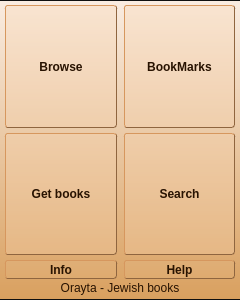
MosheWagner/Orayta-QT, file trunk/Mobile/mobileapp.ui: the form before one commit.
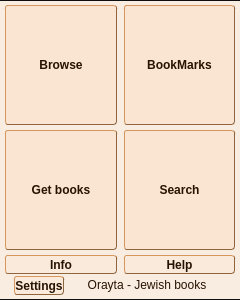
The form after the commit. The open tabs and pages were chosen to show the change. Icons and pictures are not drawn. Custom widgets are drawn as their Qt base class.

```diff
--- a/trunk/Mobile/mobileapp.ui
+++ b/trunk/Mobile/mobileapp.ui
@@ -183,7 +183,8 @@
 	background-color: none;
 }
 QWidget#mainpage{
-	background: qlineargradient(spread:pad, x1:0, y1:0, x2:0, y2:1, stop:0  rgb(249, 236, 225), stop:1 rgb(217, 160, 95));
+	background-color: rgb(249, 236, 225);
+	/*background: qlineargradient(spread:pad, x1:0, y1:0, x2:0, y2:1, stop:0  rgb(249, 236, 225), stop:1 rgb(217, 160, 95));*/
 }
 QDialog{ border: 1px 0px ; border-color: rgb(15, 15, 15); border-style: solid}
 
@@ -205,6 +206,12 @@
 	min-height: 1.1em;
 	/*color: #E67A17;*/
 }
+QToolButton:pressed, QPushButton:pressed, QPushButton:checked {
+	border-style: inset;
+     background-color: qlineargradient(x1: 0, y1: 0, x2: 0, y2: 1,
+                                       stop: 0 #dadbde, stop: 1 #f6f7fa);
+ }
+
 #mainpage QToolButton{background-color:  rgba(249, 211, 176, 30%);}
 
 QComboBox, QLineEdit, QSpinBox, QTabWidget, QGroupBox, QTreeWidget, QTextBrowser{
@@ -549,7 +556,7 @@
        <item>
         <layout class="QGridLayout" name="gridLayout" rowstretch="0,0,0,0,0,0">
          <property name="sizeConstraint">
-          <enum>QLayout::SetMinimumSize</enum>
+          <enum>QLayout::SetMaximumSize</enum>
          </property>
          <property name="leftMargin">
           <number>1</number>
@@ -566,6 +573,137 @@
          <property name="spacing">
           <number>5</number>
          </property>
+         <item row="4" column="2">
+          <layout class="QVBoxLayout" name="verticalLayout_30">
+           <property name="spacing">
+            <number>0</number>
+           </property>
+           <property name="sizeConstraint">
+            <enum>QLayout::SetMinimumSize</enum>
+           </property>
+           <item>
+            <widget class="QToolButton" name="searchBTN">
+             <property name="sizePolicy">
+              <sizepolicy hsizetype="Fixed" vsizetype="MinimumExpanding">
+               <horstretch>0</horstretch>
+               <verstretch>0</verstretch>
+              </sizepolicy>
+             </property>
+             <property name="minimumSize">
+              <size>
+               <width>110</width>
+               <height>19</height>
+              </size>
+             </property>
+             <property name="maximumSize">
+              <size>
+               <width>1000</width>
+               <height>16777215</height>
+              </size>
+             </property>
+             <property name="baseSize">
+              <size>
+               <width>110</width>
+               <height>90</height>
+              </size>
+             </property>
+             <property name="font">
+              <font>
+               <weight>75</weight>
+               <italic>false</italic>
+               <bold>true</bold>
+              </font>
+             </property>
+             <property name="autoFillBackground">
+              <bool>false</bool>
+             </property>
+             <property name="text">
+              <string>Search</string>
+             </property>
+             <property name="icon">
+              <iconset resource="mobile.qrc">
+               <normaloff>:/flat-icons/search.png</normaloff>:/flat-icons/search.png</iconset>
+             </property>
+             <property name="iconSize">
+              <size>
+               <width>80</width>
+               <height>80</height>
+              </size>
+             </property>
+             <property name="toolButtonStyle">
+              <enum>Qt::ToolButtonTextUnderIcon</enum>
+             </property>
+            </widget>
+           </item>
+          </layout>
+         </item>
+         <item row="1" column="2">
+          <layout class="QVBoxLayout" name="verticalLayout_34">
+           <property name="spacing">
+            <number>0</number>
+           </property>
+           <property name="sizeConstraint">
+            <enum>QLayout::SetMinimumSize</enum>
+           </property>
+           <item>
+            <widget class="QToolButton" name="bookMarksBTN">
+             <property name="sizePolicy">
+              <sizepolicy hsizetype="Fixed" vsizetype="MinimumExpanding">
+               <horstretch>0</horstretch>
+               <verstretch>0</verstretch>
+              </sizepolicy>
+             </property>
+             <property name="minimumSize">
+              <size>
+               <width>110</width>
+               <height>19</height>
+              </size>
+             </property>
+             <property name="maximumSize">
+              <size>
+               <width>1000</width>
+               <height>16777215</height>
+              </size>
+             </property>
+             <property name="baseSize">
+              <size>
+               <width>110</width>
+               <height>90</height>
+              </size>
+             </property>
+             <property name="font">
+              <font>
+               <weight>75</weight>
+               <italic>false</italic>
+               <bold>true</bold>
+              </font>
+             </property>
+             <property name="layoutDirection">
+              <enum>Qt::LeftToRight</enum>
+             </property>
+             <property name="autoFillBackground">
+              <bool>false</bool>
+             </property>
+             <property name="text">
+              <string>BookMarks</string>
+             </property>
+             <property name="icon">
+              <iconset resource="mobile.qrc">
+               <normaloff>:/flat-icons/bookmark.png</normaloff>:/flat-icons/bookmark.png</iconset>
+             </property>
+             <property name="iconSize">
+              <size>
+               <width>80</width>
+               <height>80</height>
+              </size>
+             </property>
+             <property name="toolButtonStyle">
+              <enum>Qt::ToolButtonTextUnderIcon</enum>
+             </property>
+            </widget>
+           </item>
+          </layout>
+         </item>
          <item row="1" column="0">
           <layout class="QVBoxLayout" name="verticalLayout_33">
            <property name="spacing">
@@ -623,138 +761,7 @@
              <property name="iconSize">
               <size>
                <width>100</width>
-               <height>100</height>
-              </size>
-             </property>
-             <property name="toolButtonStyle">
-              <enum>Qt::ToolButtonTextUnderIcon</enum>
-             </property>
-            </widget>
-           </item>
-          </layout>
-         </item>
-         <item row="1" column="1">
-          <layout class="QVBoxLayout" name="verticalLayout_34">
-           <property name="spacing">
-            <number>0</number>
-           </property>
-           <property name="sizeConstraint">
-            <enum>QLayout::SetMinimumSize</enum>
-           </property>
-           <item>
-            <widget class="QToolButton" name="bookMarksBTN">
-             <property name="sizePolicy">
-              <sizepolicy hsizetype="Fixed" vsizetype="MinimumExpanding">
-               <horstretch>0</horstretch>
-               <verstretch>0</verstretch>
-              </sizepolicy>
-             </property>
-             <property name="minimumSize">
-              <size>
-               <width>110</width>
-               <height>19</height>
-              </size>
-             </property>
-             <property name="maximumSize">
-              <size>
-               <width>1000</width>
-               <height>16777215</height>
-              </size>
-             </property>
-             <property name="baseSize">
-              <size>
-               <width>110</width>
                <height>90</height>
-              </size>
-             </property>
-             <property name="font">
-              <font>
-               <weight>75</weight>
-               <italic>false</italic>
-               <bold>true</bold>
-              </font>
-             </property>
-             <property name="layoutDirection">
-              <enum>Qt::LeftToRight</enum>
-             </property>
-             <property name="autoFillBackground">
-              <bool>false</bool>
-             </property>
-             <property name="text">
-              <string>BookMarks</string>
-             </property>
-             <property name="icon">
-              <iconset resource="../Orayta.qrc">
-               <normaloff>:/Icons/bookmarks-big.png</normaloff>:/Icons/bookmarks-big.png</iconset>
-             </property>
-             <property name="iconSize">
-              <size>
-               <width>100</width>
-               <height>100</height>
-              </size>
-             </property>
-             <property name="toolButtonStyle">
-              <enum>Qt::ToolButtonTextUnderIcon</enum>
-             </property>
-            </widget>
-           </item>
-          </layout>
-         </item>
-         <item row="4" column="1">
-          <layout class="QVBoxLayout" name="verticalLayout_30">
-           <property name="spacing">
-            <number>0</number>
-           </property>
-           <property name="sizeConstraint">
-            <enum>QLayout::SetMinimumSize</enum>
-           </property>
-           <item>
-            <widget class="QToolButton" name="searchBTN">
-             <property name="sizePolicy">
-              <sizepolicy hsizetype="Fixed" vsizetype="MinimumExpanding">
-               <horstretch>0</horstretch>
-               <verstretch>0</verstretch>
-              </sizepolicy>
-             </property>
-             <property name="minimumSize">
-              <size>
-               <width>110</width>
-               <height>19</height>
-              </size>
-             </property>
-             <property name="maximumSize">
-              <size>
-               <width>1000</width>
-               <height>16777215</height>
-              </size>
-             </property>
-             <property name="baseSize">
-              <size>
-               <width>110</width>
-               <height>90</height>
-              </size>
-             </property>
-             <property name="font">
-              <font>
-               <weight>75</weight>
-               <italic>false</italic>
-               <bold>true</bold>
-              </font>
-             </property>
-             <property name="autoFillBackground">
-              <bool>false</bool>
-             </property>
-             <property name="text">
-              <string>Search</string>
-             </property>
-             <property name="icon">
-              <iconset resource="../Orayta.qrc">
-               <normaloff>:/Icons/search-big.png</normaloff>:/Icons/search-big.png</iconset>
-             </property>
-             <property name="iconSize">
-              <size>
-               <width>100</width>
-               <height>100</height>
               </size>
              </property>
              <property name="toolButtonStyle">
@@ -817,8 +824,8 @@
              </property>
              <property name="iconSize">
               <size>
-               <width>100</width>
-               <height>100</height>
+               <width>80</width>
+               <height>80</height>
               </size>
              </property>
              <property name="checkable">
@@ -834,79 +841,18 @@
            </item>
           </layout>
          </item>
-         <item row="5" column="1">
-          <layout class="QVBoxLayout" name="verticalLayout_32">
-           <property name="spacing">
-            <number>0</number>
-           </property>
-           <property name="sizeConstraint">
-            <enum>QLayout::SetMaximumSize</enum>
-           </property>
-           <item>
-            <widget class="QPushButton" name="helpBTN">
-             <property name="sizePolicy">
-              <sizepolicy hsizetype="Fixed" vsizetype="Fixed">
-               <horstretch>0</horstretch>
-               <verstretch>0</verstretch>
-              </sizepolicy>
-             </property>
-             <property name="minimumSize">
-              <size>
-               <width>0</width>
-               <height>19</height>
-              </size>
-             </property>
-             <property name="maximumSize">
-              <size>
-               <width>1000</width>
-               <height>30</height>
-              </size>
-             </property>
-             <property name="baseSize">
-              <size>
-               <width>80</width>
-               <height>20</height>
-              </size>
-             </property>
-             <property name="font">
-              <font>
-               <weight>75</weight>
-               <italic>false</italic>
-               <bold>true</bold>
-              </font>
-             </property>
-             <property name="autoFillBackground">
-              <bool>false</bool>
-             </property>
-             <property name="text">
-              <string>Help</string>
-             </property>
-             <property name="icon">
-              <iconset resource="../Orayta.qrc">
-               <normaloff>:/Icons/help-contents.png</normaloff>:/Icons/help-contents.png</iconset>
-             </property>
-             <property name="iconSize">
-              <size>
-               <width>20</width>
-               <height>20</height>
-              </size>
-             </property>
-            </widget>
-           </item>
-          </layout>
-         </item>
          <item row="5" column="0">
-          <layout class="QHBoxLayout" name="horizontalLayout_20">
+          <layout class="QVBoxLayout" name="verticalLayout_35">
            <property name="spacing">
             <number>0</number>
            </property>
            <property name="sizeConstraint">
-            <enum>QLayout::SetMaximumSize</enum>
+            <enum>QLayout::SetMinimumSize</enum>
            </property>
            <item>
             <widget class="QPushButton" name="aboutBTN">
              <property name="sizePolicy">
-              <sizepolicy hsizetype="Fixed" vsizetype="Fixed">
+              <sizepolicy hsizetype="Maximum" vsizetype="Fixed">
                <horstretch>0</horstretch>
                <verstretch>0</verstretch>
               </sizepolicy>
@@ -943,8 +889,69 @@
               <string>Info</string>
              </property>
              <property name="icon">
-              <iconset resource="../Orayta.qrc">
-               <normaloff>:/Icons/help-about.png</normaloff>:/Icons/help-about.png</iconset>
+              <iconset resource="mobile.qrc">
+               <normaloff>:/flat-icons/info.png</normaloff>:/flat-icons/info.png</iconset>
+             </property>
+             <property name="iconSize">
+              <size>
+               <width>20</width>
+               <height>20</height>
+              </size>
+             </property>
+            </widget>
+           </item>
+          </layout>
+         </item>
+         <item row="5" column="2">
+          <layout class="QVBoxLayout" name="verticalLayout_32">
+           <property name="spacing">
+            <number>0</number>
+           </property>
+           <property name="sizeConstraint">
+            <enum>QLayout::SetMinimumSize</enum>
+           </property>
+           <item>
+            <widget class="QPushButton" name="helpBTN">
+             <property name="sizePolicy">
+              <sizepolicy hsizetype="Fixed" vsizetype="Fixed">
+               <horstretch>0</horstretch>
+               <verstretch>0</verstretch>
+              </sizepolicy>
+             </property>
+             <property name="minimumSize">
+              <size>
+               <width>0</width>
+               <height>19</height>
+              </size>
+             </property>
+             <property name="maximumSize">
+              <size>
+               <width>1000</width>
+               <height>30</height>
+              </size>
+             </property>
+             <property name="baseSize">
+              <size>
+               <width>80</width>
+               <height>20</height>
+              </size>
+             </property>
+             <property name="font">
+              <font>
+               <weight>75</weight>
+               <italic>false</italic>
+               <bold>true</bold>
+              </font>
+             </property>
+             <property name="autoFillBackground">
+              <bool>false</bool>
+             </property>
+             <property name="text">
+              <string>Help</string>
+             </property>
+             <property name="icon">
+              <iconset resource="mobile.qrc">
+               <normaloff>:/flat-icons/help.png</normaloff>:/flat-icons/help.png</iconset>
              </property>
              <property name="iconSize">
               <size>
@@ -959,32 +966,105 @@
         </layout>
        </item>
        <item>
-        <widget class="QLabel" name="label_2">
-         <property name="sizePolicy">
-          <sizepolicy hsizetype="Preferred" vsizetype="Maximum">
-           <horstretch>0</horstretch>
-           <verstretch>0</verstretch>
-          </sizepolicy>
-         </property>
-         <property name="font">
-          <font>
-           <weight>50</weight>
-           <bold>false</bold>
-          </font>
-         </property>
-         <property name="styleSheet">
-          <string notr="true">font: normal ;</string>
-         </property>
-         <property name="text">
-          <string>Orayta - Jewish books</string>
-         </property>
-         <property name="alignment">
-          <set>Qt::AlignCenter</set>
-         </property>
-         <property name="margin">
+        <layout class="QHBoxLayout" name="horizontalLayout_12">
+         <property name="spacing">
           <number>2</number>
          </property>
-        </widget>
+         <property name="sizeConstraint">
+          <enum>QLayout::SetDefaultConstraint</enum>
+         </property>
+         <property name="leftMargin">
+          <number>10</number>
+         </property>
+         <property name="topMargin">
+          <number>1</number>
+         </property>
+         <property name="rightMargin">
+          <number>10</number>
+         </property>
+         <property name="bottomMargin">
+          <number>1</number>
+         </property>
+         <item>
+          <widget class="QPushButton" name="settingsBTN">
+           <property name="sizePolicy">
+            <sizepolicy hsizetype="Fixed" vsizetype="Fixed">
+             <horstretch>0</horstretch>
+             <verstretch>0</verstretch>
+            </sizepolicy>
+           </property>
+           <property name="minimumSize">
+            <size>
+             <width>0</width>
+             <height>19</height>
+            </size>
+           </property>
+           <property name="maximumSize">
+            <size>
+             <width>1000</width>
+             <height>30</height>
+            </size>
+           </property>
+           <property name="baseSize">
+            <size>
+             <width>80</width>
+             <height>20</height>
+            </size>
+           </property>
+           <property name="font">
+            <font>
+             <weight>75</weight>
+             <italic>false</italic>
+             <bold>true</bold>
+            </font>
+           </property>
+           <property name="autoFillBackground">
+            <bool>false</bool>
+           </property>
+           <property name="text">
+            <string>Settings</string>
+           </property>
+           <property name="icon">
+            <iconset resource="mobile.qrc">
+             <normaloff>:/flat-icons/settings.png</normaloff>:/flat-icons/settings.png</iconset>
+           </property>
+           <property name="iconSize">
+            <size>
+             <width>20</width>
+             <height>20</height>
+            </size>
+           </property>
+          </widget>
+         </item>
+         <item>
+          <widget class="QLabel" name="label_2">
+           <property name="sizePolicy">
+            <sizepolicy hsizetype="MinimumExpanding" vsizetype="Maximum">
+             <horstretch>0</horstretch>
+             <verstretch>0</verstretch>
+            </sizepolicy>
+           </property>
+           <property name="font">
+            <font>
+             <weight>50</weight>
+             <bold>false</bold>
+            </font>
+           </property>
+           <property name="styleSheet">
+            <string notr="true">font: normal ;</string>
+           </property>
+           <property name="text">
+            <string>Orayta - Jewish books</string>
+           </property>
+           <property name="alignment">
+            <set>Qt::AlignCenter</set>
+           </property>
+           <property name="margin">
+            <number>2</number>
+           </property>
+          </widget>
+         </item>
+        </layout>
        </item>
       </layout>
      </widget>
```
Left out of the diff: 143 changed lines with no effect on the pictures.
